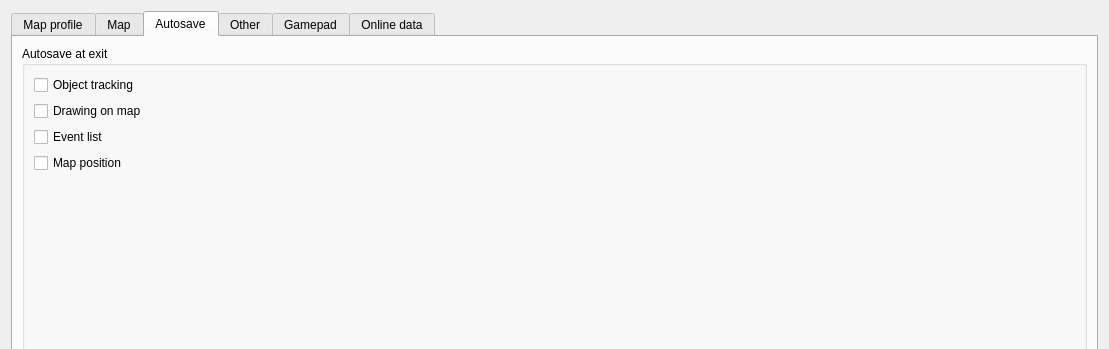
The window that csetting.ui (PavelMr/skytechx) describes before a commit, drawn with Qt 5; both pictures show x 0 to 1109 and y 0 to 349 of the 1109 by 737 pixel window.
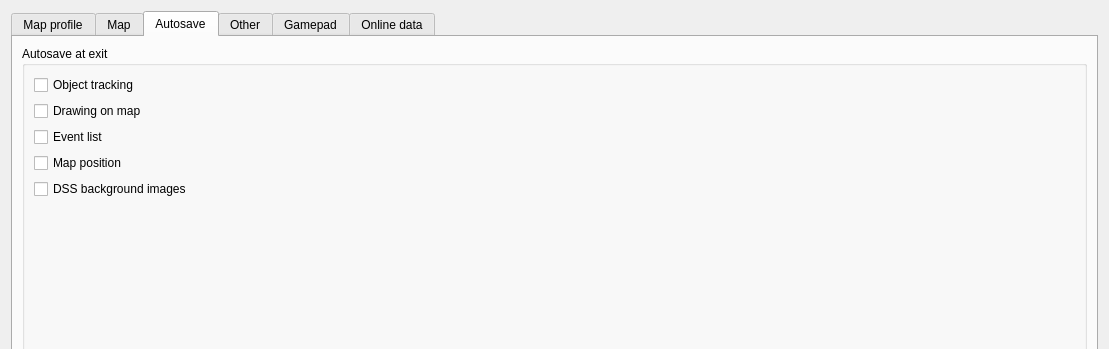
The same window after the commit. The open tabs and pages were chosen to show the change. Custom widgets are drawn as their Qt base class.

Commit message: Autosave DSS images

The edit to the form file:
```diff
--- a/csetting.ui
+++ b/csetting.ui
@@ -3993,6 +3993,13 @@
                 </property>
                </widget>
               </item>
+              <item>
+               <widget class="QCheckBox" name="checkBox_19">
+                <property name="text">
+                 <string>DSS background images</string>
+                </property>
+               </widget>
+              </item>
               <item>
                <spacer name="verticalSpacer_2">
                 <property name="orientation">
```
Left out of the diff: 4 changed lines with no effect on the pictures. The commit also changes 8 other files.
